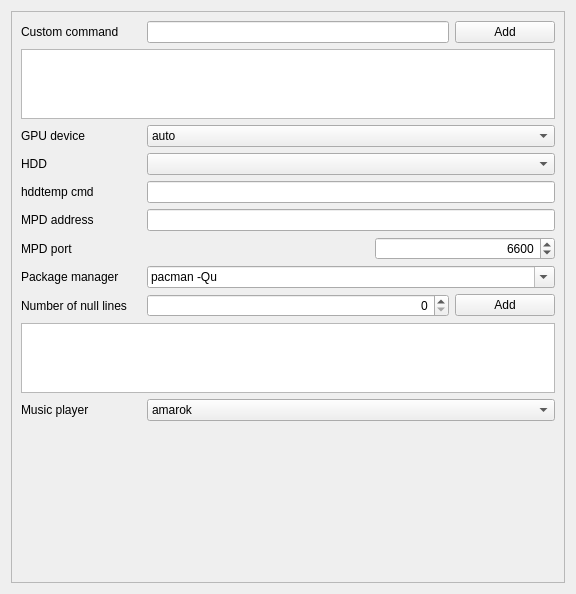
First picture: the form in sources/ptm/contents/ui/deconfig.ui, repository arcan1s/awesome-widgets, before the edit.
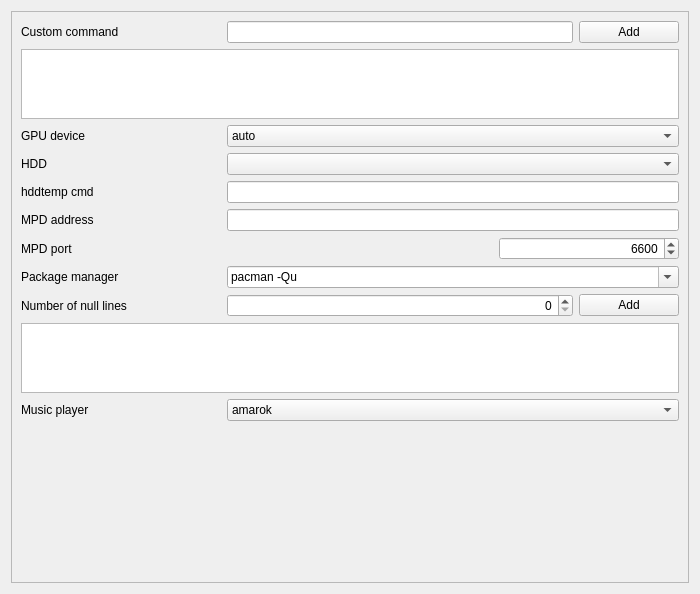
Second picture: the form after the edit.

Commit message: edit size of fields in configuration interface

```diff
--- a/sources/ptm/contents/ui/deconfig.ui
+++ b/sources/ptm/contents/ui/deconfig.ui
@@ -6,7 +6,7 @@
    <rect>
     <x>0</x>
     <y>0</y>
-    <width>576</width>
+    <width>700</width>
     <height>594</height>
    </rect>
   </property>
@@ -18,7 +18,7 @@
   </property>
   <property name="minimumSize">
    <size>
-    <width>576</width>
+    <width>700</width>
     <height>0</height>
    </size>
   </property>
@@ -42,7 +42,7 @@
        <rect>
         <x>0</x>
         <y>0</y>
-        <width>560</width>
+        <width>684</width>
         <height>578</height>
        </rect>
       </property>
@@ -55,7 +55,7 @@
             <widget class="QLabel" name="label_customCommand">
              <property name="minimumSize">
               <size>
-               <width>120</width>
+               <width>200</width>
                <height>0</height>
               </size>
              </property>
@@ -105,7 +105,7 @@
           <widget class="QLabel" name="label_gpudev">
            <property name="minimumSize">
             <size>
-             <width>120</width>
+             <width>200</width>
              <height>0</height>
             </size>
            </property>
@@ -158,7 +158,7 @@
           <widget class="QLabel" name="label_hdddev">
            <property name="minimumSize">
             <size>
-             <width>120</width>
+             <width>200</width>
              <height>0</height>
             </size>
            </property>
@@ -191,7 +191,7 @@
           <widget class="QLabel" name="label_hddtempCmd">
            <property name="minimumSize">
             <size>
-             <width>120</width>
+             <width>200</width>
              <height>0</height>
             </size>
            </property>
@@ -215,7 +215,7 @@
           <widget class="QLabel" name="label_mpdaddress">
            <property name="minimumSize">
             <size>
-             <width>120</width>
+             <width>200</width>
              <height>0</height>
             </size>
            </property>
@@ -239,7 +239,7 @@
           <widget class="QLabel" name="label_mpdport">
            <property name="minimumSize">
             <size>
-             <width>120</width>
+             <width>200</width>
              <height>0</height>
             </size>
            </property>
@@ -296,7 +296,7 @@
             <widget class="QLabel" name="label_pkgCommand">
              <property name="minimumSize">
               <size>
-               <width>120</width>
+               <width>200</width>
                <height>0</height>
               </size>
              </property>
@@ -356,7 +356,7 @@
             <widget class="QLabel" name="label_pkgCommandNum">
              <property name="minimumSize">
               <size>
-               <width>120</width>
+               <width>200</width>
                <height>0</height>
               </size>
              </property>
@@ -409,7 +409,7 @@
           <widget class="QLabel" name="label_playerSelect">
            <property name="minimumSize">
             <size>
-             <width>120</width>
+             <width>200</width>
              <height>0</height>
             </size>
            </property>
```
The commit also changes 5 other files.
